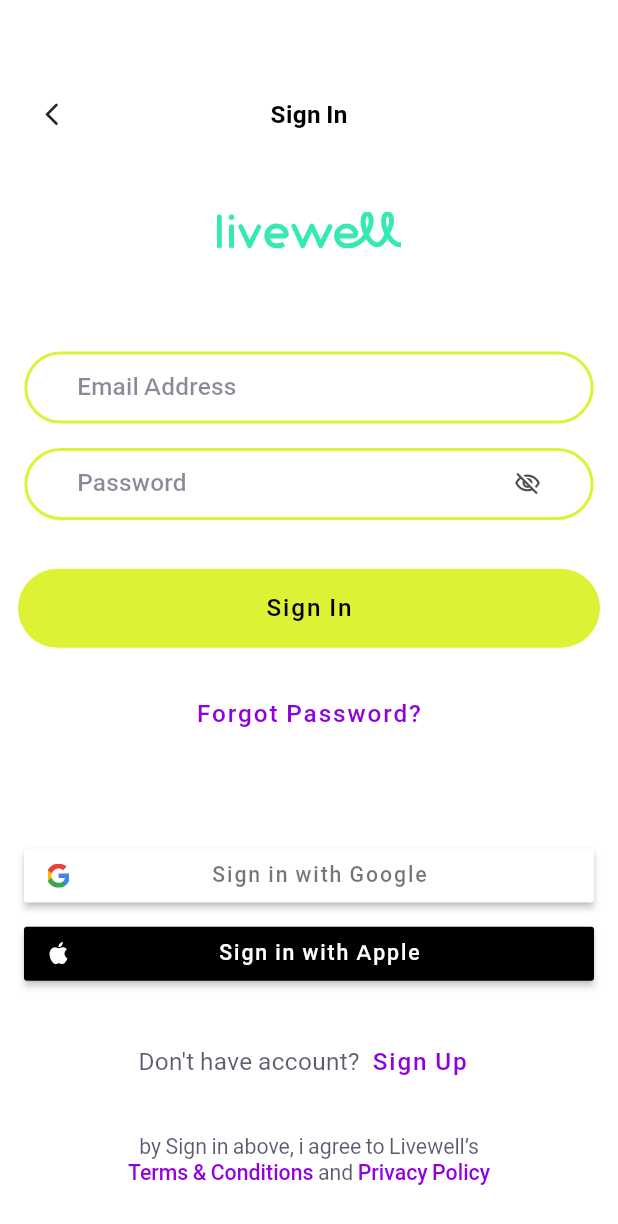
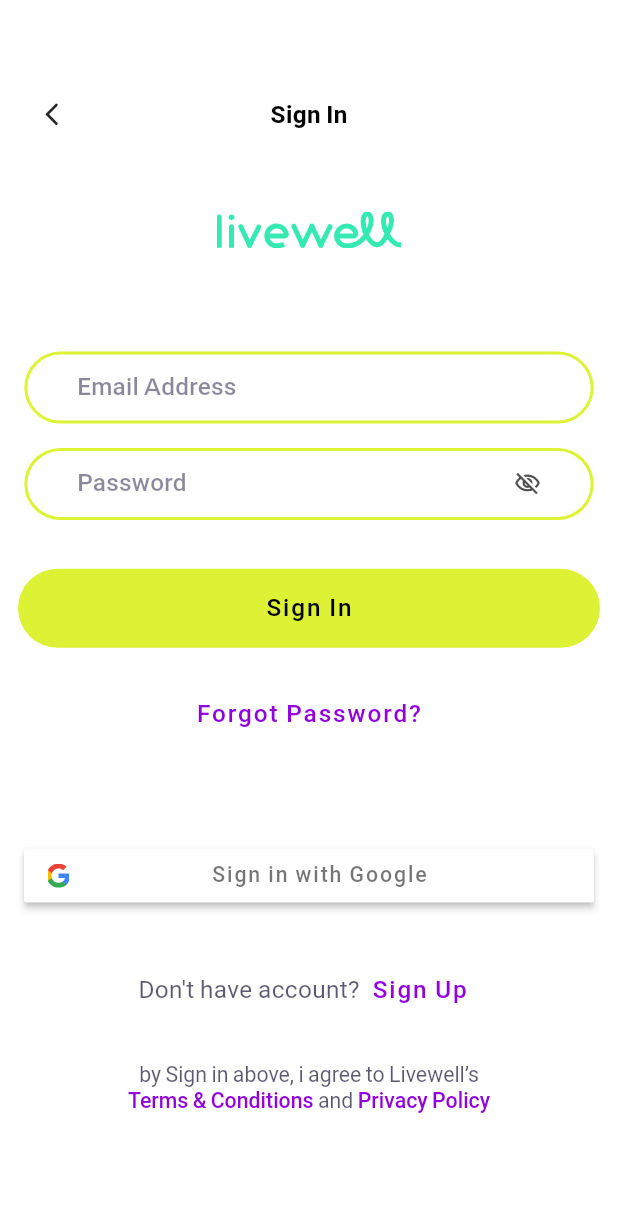
Before and after one commit to Livewell-Indonesia/dev-livewell-app.github.io, a Flutter app: the LoginScreen screen opened by its route, on a phone screen of 412 x 824 dp. Shown: the top 1224 px of the screen. Run offline on Flutter 3.47's test engine with Material 2 defaults, Android fonts, the phone set to English and light mode, and no system bars; drawn by our look-alikes of keyboard_actions; our stand-ins replace camera, carousel_slider, dartz, dio, dot_navigation_bar, equatable and 21 more; missing offline and left inert: algolia_helper_flutter, charts_painter, flutter_cupertino_date_picker_fork, flutter_health_fit, health, mobile_scanner and 1 more; accounts and stored records are empty; project files that could hold a hidden picture were left out.

Commit message:
conditional apple button

```diff
--- a/livewell/lib/feature/auth/presentation/page/login/login_screen.dart
+++ b/livewell/lib/feature/auth/presentation/page/login/login_screen.dart
@@ -1,3 +1,5 @@
+import 'dart:io';
+
 import 'package:flutter/gestures.dart';
 import 'package:flutter/material.dart';
 import 'package:flutter_screenutil/flutter_screenutil.dart';
@@ -79,11 +81,13 @@ class LoginScreen extends StatelessWidget {
                     controller.onGoogleLoginTapped();
                   }),
               4.verticalSpace,
-              SigninThridPartyButton(
-                  type: SignInButtonType.apple,
-                  onPressed: () async {
-                    controller.onAppleIdTapped();
-                  }),
+              Platform.isIOS
+                  ? SigninThridPartyButton(
+                      type: SignInButtonType.apple,
+                      onPressed: () async {
+                        controller.onAppleIdTapped();
+                      })
+                  : Container(),
               24.verticalSpace,
               Row(
                 mainAxisAlignment: MainAxisAlignment.center,
```
